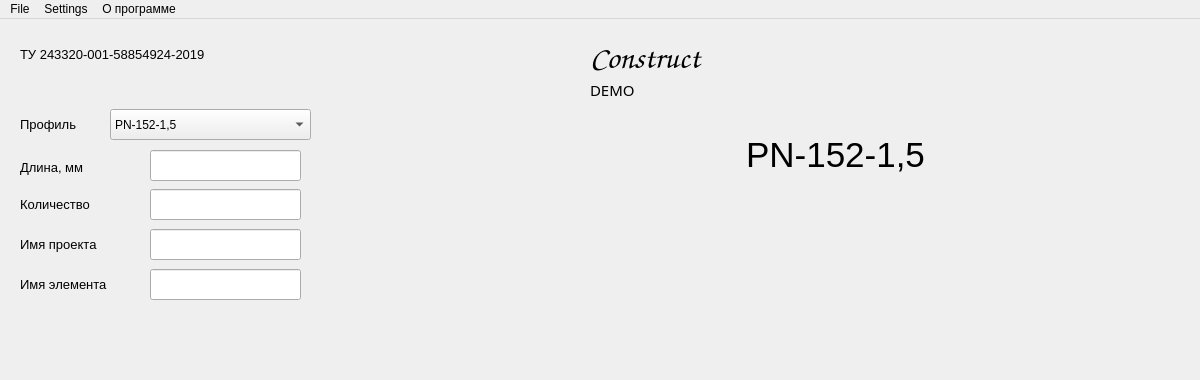
This is LimboQT.ui in WatchMeGuys/Construct as Qt 5 draws it before an edit; both pictures show x 0 to 1200 and y 0 to 380 of the 1200 by 720 pixel window. The edited form follows.
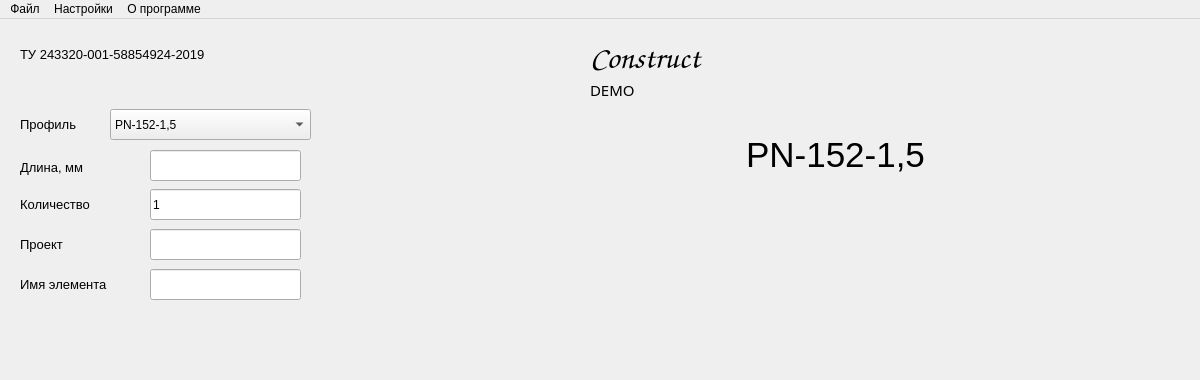
This is the edited form. Icons and pictures are not drawn.

Diff of the .ui file:
```diff
--- a/LimboQT.ui
+++ b/LimboQT.ui
@@ -149,7 +149,7 @@
      </font>
     </property>
     <property name="text">
-     <string>Имя проекта</string>
+     <string>Проект</string>
     </property>
    </widget>
    <widget class="QLineEdit" name="Element_name">
@@ -283,6 +283,9 @@
       <height>31</height>
      </rect>
     </property>
+    <property name="text">
+     <string>1</string>
+    </property>
    </widget>
    <widget class="QLabel" name="label_6">
     <property name="geometry">
@@ -411,12 +414,12 @@
    </property>
    <widget class="QMenu" name="menuFile">
     <property name="title">
-     <string>File</string>
+     <string>Файл</string>
     </property>
    </widget>
    <widget class="QMenu" name="menuSettings">
     <property name="title">
-     <string>Settings</string>
+     <string>Настройки</string>
     </property>
     <addaction name="actionChange_username"/>
     <addaction name="separator"/>
```
Left out of the diff: 16 changed lines with no effect on the pictures.
